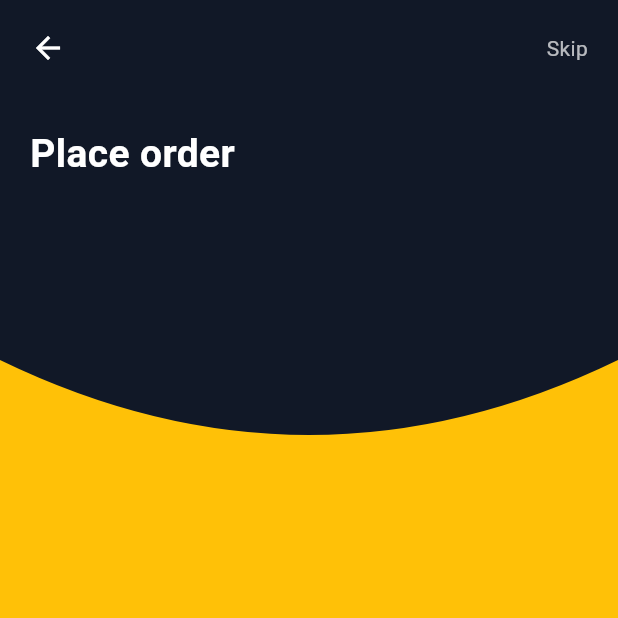
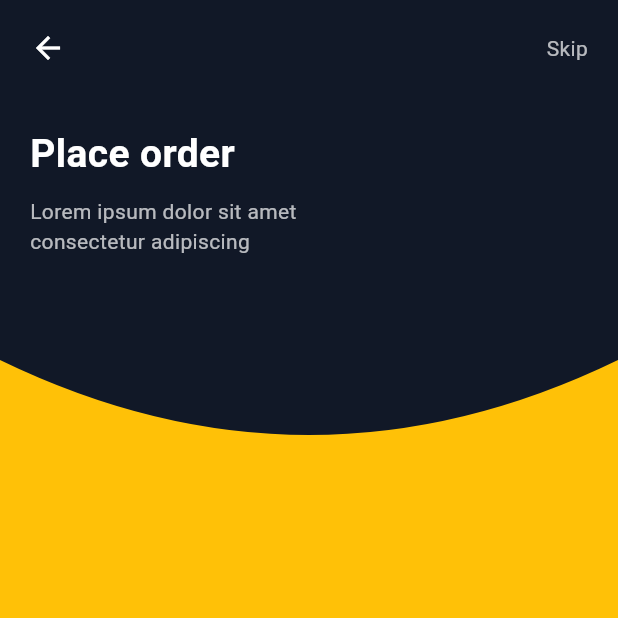
Before and after one commit to dwiilhammaulana/UAS_Mobile_App, a Flutter app: the SplashPageTwo screen opened directly, on a phone screen of 412 x 824 dp, the top half of it. Run offline on Flutter 3.47's test engine with Material 3 defaults, Android fonts, the phone set to English and light mode, and no system bars.

Commit message:
feat: add splash description

```diff
--- a/lib/page/splash_screen2.dart
+++ b/lib/page/splash_screen2.dart
@@ -44,6 +44,14 @@ const Text(
     fontWeight: FontWeight.bold,
   ),
 ),
+
+const SizedBox(height: 10),
+
+const Text(
+  "Lorem ipsum dolor sit amet\nconsectetur adipiscing",
+  style: TextStyle(color: Colors.white70),
+),
+
 ],
 ),
   ),
```
